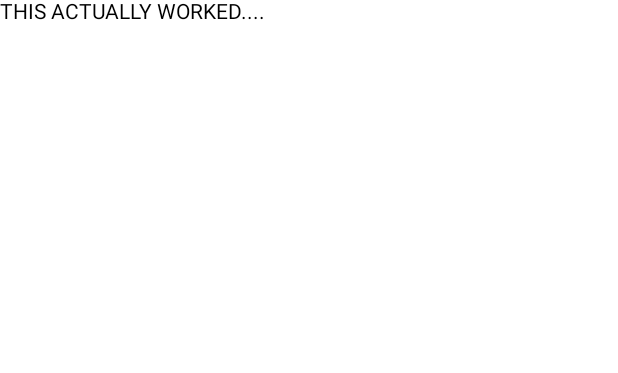
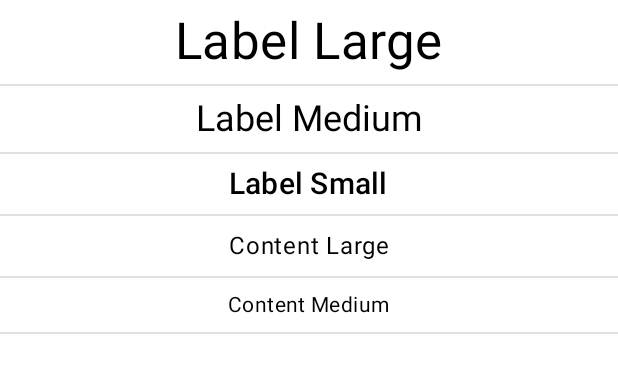
Before and after one commit to HelloCuriosity/curiosity, an Android app built with Jetpack Compose: the @Preview function TextScenePreview, on a phone screen of 412 x 824 dp. Shown: the top 373 px of the screen. Run offline under Robolectric (Android 15) with nearby library versions, the phone set to English and light mode, and no system bars.

Commit message:
text scene and text update

```diff
--- a/app/src/main/java/com/hello/curiosity/curiosity/navigation/DetailNavGraph.kt
+++ b/app/src/main/java/com/hello/curiosity/curiosity/navigation/DetailNavGraph.kt
@@ -3,8 +3,8 @@ package com.hello.curiosity.curiosity.navigation
 import androidx.navigation.NavGraphBuilder
 import androidx.navigation.compose.composable
 import androidx.navigation.navigation
-import com.hello.curiosity.curiosity.ui.scenes.TextScene
 import com.hello.curiosity.curiosity.ui.scenes.components.ComponentScenes
+import com.hello.curiosity.curiosity.ui.scenes.components.text.TextScene
 
 fun NavGraphBuilder.detailNavGraph() {
     navigation(
--- a/app/src/main/java/com/hello/curiosity/curiosity/ui/scenes/TextScene.kt
+++ /dev/null
@@ -1,19 +0,0 @@
-package com.hello.curiosity.curiosity.ui.scenes
-
-import androidx.compose.material.Text
-import androidx.compose.runtime.Composable
-import androidx.compose.ui.tooling.preview.Preview
-import androidx.navigation.NavController
-
-@Composable
-fun TextScene() {
-
-    Text(text = "THIS ACTUALLY WORKED....")
-
-}
-
-@Preview
-@Composable
-fun TextScenePreview() {
-    TextScene()
-}
--- /dev/null
+++ b/app/src/main/java/com/hello/curiosity/curiosity/ui/scenes/components/text/TextScene.kt
@@ -0,0 +1,64 @@
+package com.hello.curiosity.curiosity.ui.scenes.components.text
+
+import androidx.compose.foundation.layout.padding
+import androidx.compose.foundation.lazy.LazyColumn
+import androidx.compose.material.Divider
+import androidx.compose.runtime.Composable
+import androidx.compose.ui.Alignment
+import androidx.compose.ui.Modifier
+import androidx.compose.ui.tooling.preview.Preview
+import androidx.compose.ui.unit.dp
+import com.hello.curiosity.compose.ui.components.text.ContentLarge
+import com.hello.curiosity.compose.ui.components.text.ContentMedium
+import com.hello.curiosity.compose.ui.components.text.LabelLarge
+import com.hello.curiosity.compose.ui.components.text.LabelMedium
+import com.hello.curiosity.compose.ui.components.text.LabelSmall
+
+@Composable
+fun TextScene() {
+    LazyColumn(
+        horizontalAlignment = Alignment.CenterHorizontally
+    ) {
+        item {
+            LabelLarge(
+                text = "Label Large",
+                modifier = Modifier.padding(8.dp)
+            )
+            Divider()
+        }
+        item {
+            LabelMedium(
+                text = "Label Medium",
+                modifier = Modifier.padding(8.dp)
+            )
+            Divider()
+        }
+        item {
+            LabelSmall(
+                text = "Label Small",
+                modifier = Modifier.padding(8.dp)
+            )
+            Divider()
+        }
+        item {
+            ContentLarge(
+                text = "Content Large",
+                modifier = Modifier.padding(8.dp)
+            )
+            Divider()
+        }
+        item {
+            ContentMedium(
+                text = "Content Medium",
+                modifier = Modifier.padding(8.dp)
+            )
+            Divider()
+        }
+    }
+}
+
+@Preview
+@Composable
+fun TextScenePreview() {
+    TextScene()
+}
--- a/curiosity/src/main/java/com/hello/curiosity/compose/ui/components/text/ContentLarge.kt
+++ b/curiosity/src/main/java/com/hello/curiosity/compose/ui/components/text/ContentLarge.kt
@@ -3,13 +3,19 @@ package com.hello.curiosity.compose.ui.components.text
 import androidx.compose.material.MaterialTheme
 import androidx.compose.material.Text
 import androidx.compose.runtime.Composable
+import androidx.compose.ui.Modifier
+import androidx.compose.ui.text.style.TextAlign
 import androidx.compose.ui.tooling.preview.Preview
 
 @Composable
 fun ContentLarge(
     text: String,
+    modifier: Modifier = Modifier,
+    textAlign: TextAlign? = null,
 ) = Text(
     text = text,
+    modifier = modifier,
+    textAlign = textAlign,
     style = MaterialTheme.typography.body1
 )
 
--- a/curiosity/src/main/java/com/hello/curiosity/compose/ui/components/text/ContentMedium.kt
+++ b/curiosity/src/main/java/com/hello/curiosity/compose/ui/components/text/ContentMedium.kt
@@ -3,13 +3,19 @@ package com.hello.curiosity.compose.ui.components.text
 import androidx.compose.material.MaterialTheme
 import androidx.compose.material.Text
 import androidx.compose.runtime.Composable
+import androidx.compose.ui.Modifier
+import androidx.compose.ui.text.style.TextAlign
 import androidx.compose.ui.tooling.preview.Preview
 
 @Composable
 fun ContentMedium(
     text: String,
+    modifier: Modifier = Modifier,
+    textAlign: TextAlign? = null,
 ) = Text(
     text = text,
+    modifier = modifier,
+    textAlign = textAlign,
     style = MaterialTheme.typography.body2
 )
 
--- a/curiosity/src/main/java/com/hello/curiosity/compose/ui/components/text/LabelLarge.kt
+++ b/curiosity/src/main/java/com/hello/curiosity/compose/ui/components/text/LabelLarge.kt
@@ -3,14 +3,20 @@ package com.hello.curiosity.compose.ui.components.text
 import androidx.compose.material.MaterialTheme
 import androidx.compose.material.Text
 import androidx.compose.runtime.Composable
+import androidx.compose.ui.Modifier
+import androidx.compose.ui.text.style.TextAlign
 import androidx.compose.ui.tooling.preview.Preview
 
 @Composable
 fun LabelLarge(
     text: String,
+    modifier: Modifier = Modifier,
+    textAlign: TextAlign? = null,
 ) = Text(
     text = text,
-    style = MaterialTheme.typography.h6
+    modifier = modifier,
+    textAlign = textAlign,
+    style = MaterialTheme.typography.h4
 )
 
 @Preview
--- a/curiosity/src/main/java/com/hello/curiosity/compose/ui/components/text/LabelSmall.kt
+++ b/curiosity/src/main/java/com/hello/curiosity/compose/ui/components/text/LabelSmall.kt
@@ -3,13 +3,19 @@ package com.hello.curiosity.compose.ui.components.text
 import androidx.compose.material.MaterialTheme
 import androidx.compose.material.Text
 import androidx.compose.runtime.Composable
+import androidx.compose.ui.Modifier
+import androidx.compose.ui.text.style.TextAlign
 import androidx.compose.ui.tooling.preview.Preview
 
 @Composable
 fun LabelSmall(
     text: String,
+    modifier: Modifier = Modifier,
+    textAlign: TextAlign? = null,
 ) = Text(
     text = text,
+    modifier = modifier,
+    textAlign = textAlign,
     style = MaterialTheme.typography.h6
 )
 
```
Also changed, not shown: app/src/main/java/com/hello/curiosity/curiosity/ui/scenes/components/ComponentScene.kt (+0 -7 lines).
